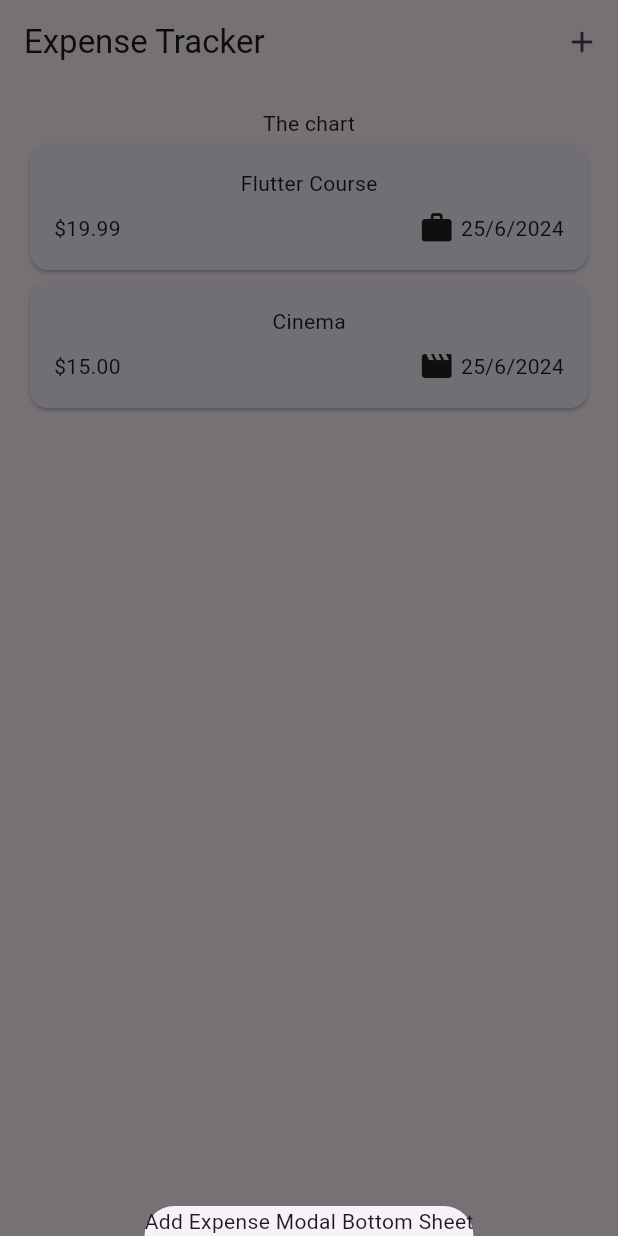
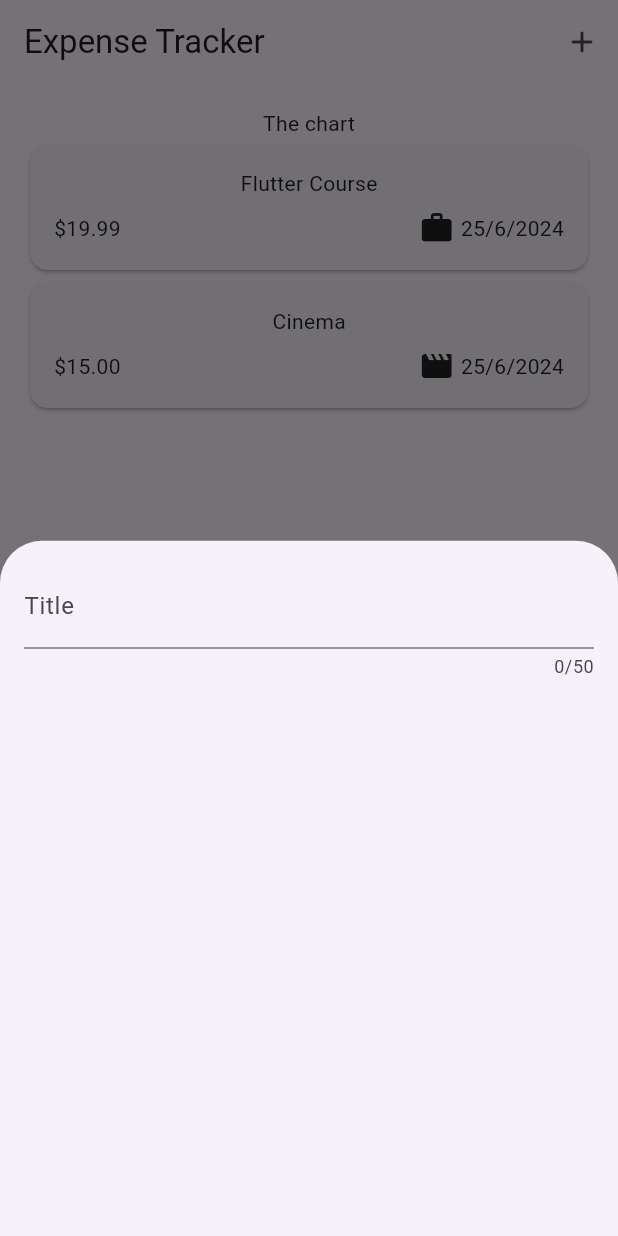
Before and after one commit to FadyFawzyOfficial/expenses_tracker, a Flutter app: the screen it shows after launch, after a tap on the "add" icon, on a phone screen of 412 x 824 dp. Run offline on Flutter 3.47's test engine with Material 3 defaults, Android fonts, the phone set to English and light mode, and no system bars.

Commit message:
12. Handle User (Text) Input with the TextField Widget

```diff
--- a/lib/widgets/expenses.dart
+++ b/lib/widgets/expenses.dart
@@ -1,3 +1,4 @@
+import 'package:expenses_tracker/widgets/new_expense.dart';
 import 'package:flutter/material.dart';
 
 import '../models/expense.dart';
@@ -52,6 +53,6 @@ class _ExpensesState extends State<Expenses> {
 
   void _showExpenseBottomSheet() => showModalBottomSheet(
         context: context,
-        builder: (context) => const Text('Add Expense Modal Bottom Sheet'),
+        builder: (context) => const NewExpense(),
       );
 }
--- /dev/null
+++ b/lib/widgets/new_expense.dart
@@ -0,0 +1,25 @@
+import 'package:flutter/material.dart';
+
+class NewExpense extends StatefulWidget {
+  const NewExpense({super.key});
+
+  @override
+  State<NewExpense> createState() => _NewExpenseState();
+}
+
+class _NewExpenseState extends State<NewExpense> {
+  @override
+  Widget build(context) {
+    return const Padding(
+      padding: EdgeInsets.all(16),
+      child: Column(
+        children: [
+          TextField(
+            maxLength: 50,
+            decoration: InputDecoration(label: Text('Title')),
+          ),
+        ],
+      ),
+    );
+  }
+}
```
